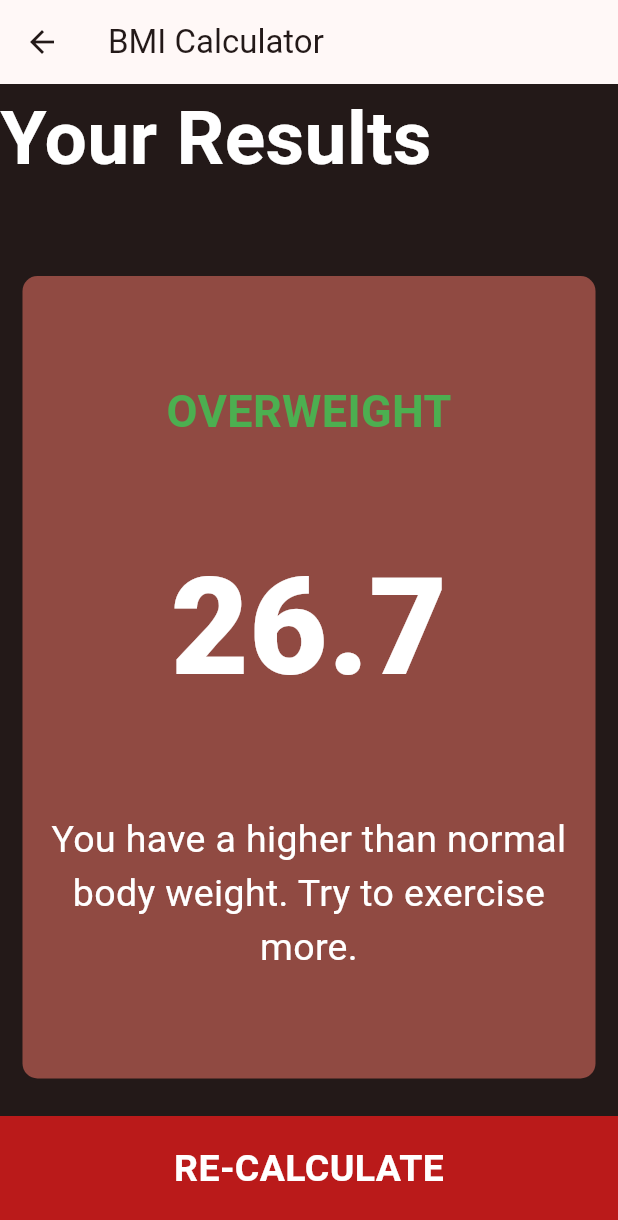
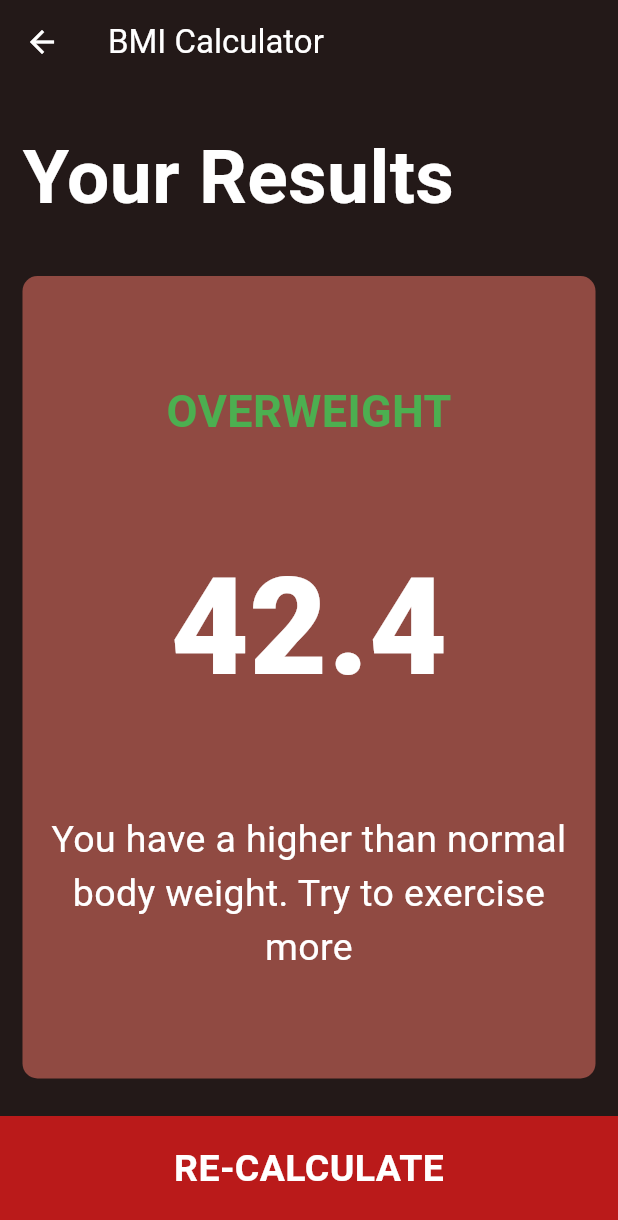
Before and after one commit to yonathanavila/bmi_calculator_flutter, a Flutter app: the screen it shows after launch, after a tap on "CALCULATE", on a phone screen of 412 x 824 dp. Shown: the top 1220 px of the screen. Run offline on Flutter 3.47's test engine with Material 3 defaults, Android fonts, the phone set to English and light mode, and no system bars; our stand-ins replace font_awesome_flutter.

Commit message:
implement calculations

```diff
--- a/lib/pages/input_page.dart
+++ b/lib/pages/input_page.dart
@@ -1,3 +1,4 @@
+import 'package:bmi_calculator_flutter/calculator_brain.dart';
 import 'package:bmi_calculator_flutter/components/common_button.dart';
 import 'package:bmi_calculator_flutter/components/icon_content.dart';
 import 'package:bmi_calculator_flutter/components/reusable_card.dart';
@@ -228,8 +229,18 @@ class _InputPageState extends State<InputPage> {
           ),
           BottomButton(
             onTap: () {
-              Navigator.push(context,
-                  MaterialPageRoute(builder: (context) => const ResultsPage()));
+              CalculatorBrain calc =
+                  CalculatorBrain(weight: weight, height: height);
+
+              Navigator.push(
+                  context,
+                  MaterialPageRoute(
+                    builder: (context) => ResultsPage(
+                      bmiResult: calc.calculateBMI(),
+                      interpretation: calc.getInterpretation(),
+                      resultText: calc.getResult(),
+                    ),
+                  ));
             },
             buttonTitle: 'CALCULATE',
           ),
--- a/lib/pages/results_page.dart
+++ b/lib/pages/results_page.dart
@@ -4,12 +4,22 @@ import 'package:bmi_calculator_flutter/constants.dart';
 import 'package:flutter/material.dart';
 
 class ResultsPage extends StatelessWidget {
-  const ResultsPage({super.key});
+  const ResultsPage(
+      {super.key,
+      required this.bmiResult,
+      required this.resultText,
+      required this.interpretation});
+
+  final String bmiResult;
+  final String resultText;
+  final String interpretation;
 
   @override
   Widget build(BuildContext context) {
     return Scaffold(
       appBar: AppBar(
+        backgroundColor: Theme.of(context).colorScheme.onSurface,
+        foregroundColor: Theme.of(context).colorScheme.onPrimary,
         title: const Text(
           "BMI Calculator",
         ),
@@ -20,6 +30,8 @@ class ResultsPage extends StatelessWidget {
         children: [
           Expanded(
             child: Container(
+              padding: const EdgeInsets.all(15.0),
+              alignment: Alignment.bottomLeft,
               child: Text(
                 "Your Results",
                 style: kLargeButtonTextStyle.copyWith(
@@ -37,19 +49,19 @@ class ResultsPage extends StatelessWidget {
                 crossAxisAlignment: CrossAxisAlignment.center,
                 children: [
                   Text(
-                    "OVERWEIGHT",
+                    resultText.toUpperCase(),
                     style: kLabelTextStyle.copyWith(
                         color: Colors.green,
                         fontSize: 30,
                         fontWeight: FontWeight.bold),
                   ),
                   Text(
-                    "26.7",
+                    bmiResult,
                     style: kLabelSubtitleStyle.copyWith(
                         color: Colors.white, fontSize: 90),
                   ),
                   Text(
-                    "You have a higher than normal body weight. Try to exercise more.",
+                    interpretation,
                     textAlign: TextAlign.center,
                     style: kLargeButtonTextStyle.copyWith(
                         color: Colors.white, fontWeight: FontWeight.normal),
@@ -59,7 +71,9 @@ class ResultsPage extends StatelessWidget {
             ),
           ),
           BottomButton(
-            onTap: () {},
+            onTap: () {
+              Navigator.pop(context);
+            },
             buttonTitle: 'RE-CALCULATE',
           ),
         ],
```
